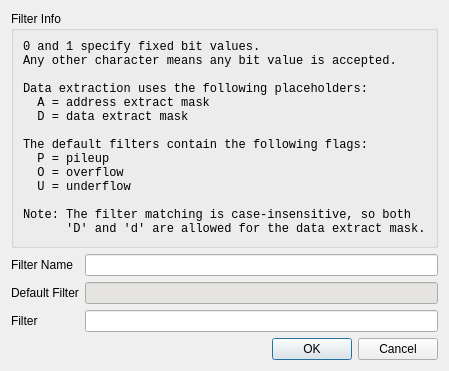
Old version of the form src/datafilter_dialog.ui in the repository flueke/mvme.
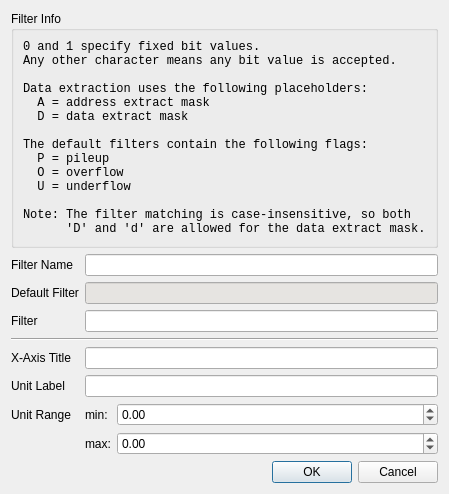
New version of the form.

Commit message: wip: titles, units and ranges for datafilters and histograms

```diff
--- a/src/datafilter_dialog.ui
+++ b/src/datafilter_dialog.ui
@@ -7,7 +7,7 @@
     <x>0</x>
     <y>0</y>
     <width>434</width>
-    <height>369</height>
+    <height>494</height>
    </rect>
   </property>
   <property name="windowTitle">
@@ -144,6 +144,84 @@
        </property>
       </widget>
      </item>
+     <item row="3" column="0" colspan="2">
+      <widget class="Line" name="line">
+       <property name="orientation">
+        <enum>Qt::Horizontal</enum>
+       </property>
+      </widget>
+     </item>
+     <item row="4" column="0">
+      <widget class="QLabel" name="label_5">
+       <property name="text">
+        <string>X-Axis Title</string>
+       </property>
+      </widget>
+     </item>
+     <item row="4" column="1">
+      <widget class="QLineEdit" name="le_axisTitle"/>
+     </item>
+     <item row="5" column="0">
+      <widget class="QLabel" name="label_9">
+       <property name="text">
+        <string>Unit Label</string>
+       </property>
+      </widget>
+     </item>
+     <item row="5" column="1">
+      <widget class="QLineEdit" name="le_axisUnit"/>
+     </item>
+     <item row="6" column="0">
+      <widget class="QLabel" name="label_6">
+       <property name="text">
+        <string>Unit Range</string>
+       </property>
+      </widget>
+     </item>
+     <item row="6" column="1">
+      <layout class="QFormLayout" name="formLayout_2">
+       <item row="0" column="0">
+        <widget class="QLabel" name="label_7">
+         <property name="text">
+          <string>min:</string>
+         </property>
+        </widget>
+       </item>
+       <item row="0" column="1">
+        <widget class="QDoubleSpinBox" name="spin_rangeMin">
+         <property name="minimum">
+          <double>-99999999999999.000000000000000</double>
+         </property>
+         <property name="maximum">
+          <double>99999999999999.000000000000000</double>
+         </property>
+         <property name="value">
+          <double>0.000000000000000</double>
+         </property>
+        </widget>
+       </item>
+       <item row="1" column="0">
+        <widget class="QLabel" name="label_8">
+         <property name="text">
+          <string>max:</string>
+         </property>
+        </widget>
+       </item>
+       <item row="1" column="1">
+        <widget class="QDoubleSpinBox" name="spin_rangeMax">
+         <property name="minimum">
+          <double>-99999999999999.000000000000000</double>
+         </property>
+         <property name="maximum">
+          <double>99999999999999.000000000000000</double>
+         </property>
+         <property name="value">
+          <double>0.000000000000000</double>
+         </property>
+        </widget>
+       </item>
+      </layout>
+     </item>
     </layout>
    </item>
    <item row="2" column="0">
```
The commit also changes 4 other files.
